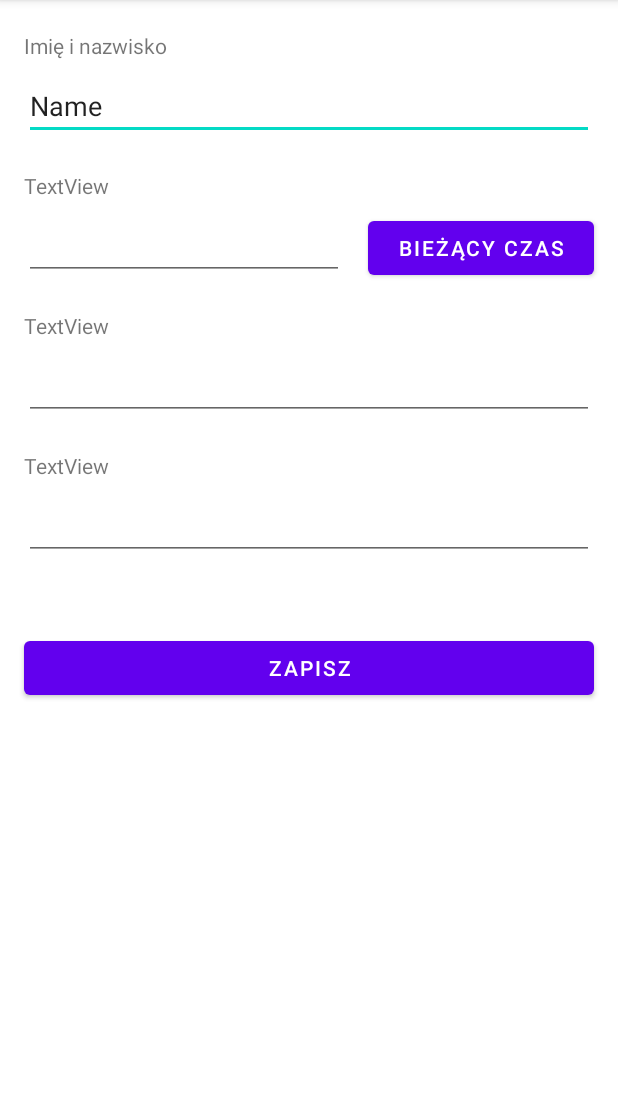
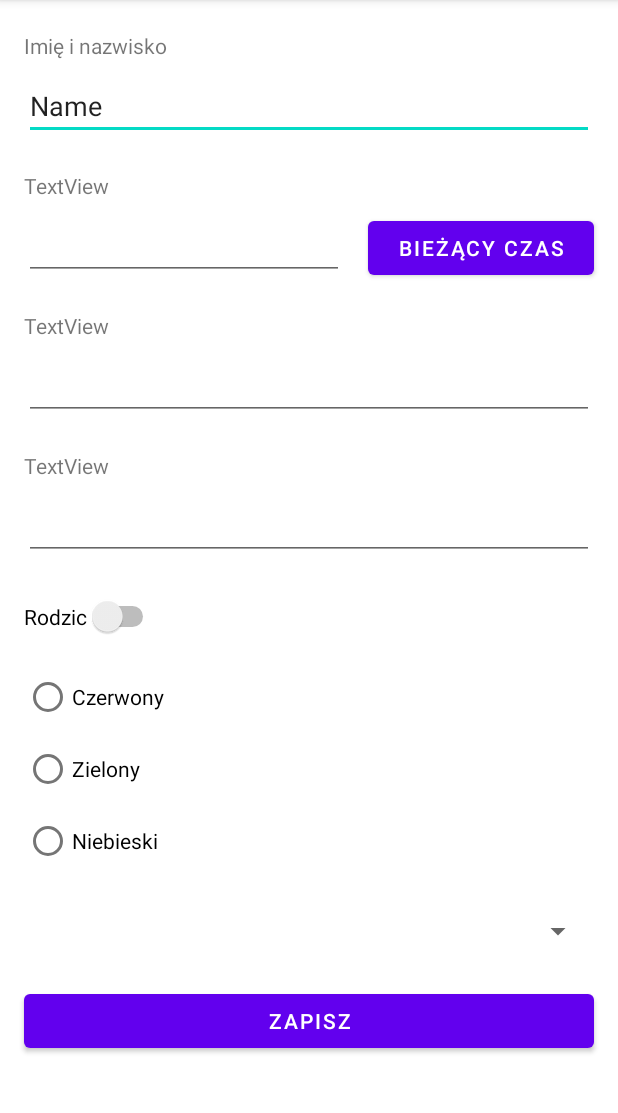
Before and after one commit to record-it/techelf-android-course, an Android app: the ConstraintLayoutActivity screen opened directly, with no data from a screen before it, on a phone screen of 412 x 824 dp, the part 84-1197 px from its top. Run offline under Robolectric (Android 15) with nearby library versions, the phone set to English and light mode, and no system bars.

Commit message:
spinner, switch, radio group

```diff
--- a/app/src/main/res/layout/activity_constraint_layout.xml
+++ b/app/src/main/res/layout/activity_constraint_layout.xml
@@ -10,11 +10,12 @@
         android:id="@+id/button"
         android:layout_width="0dp"
         android:layout_height="wrap_content"
-        android:layout_marginTop="48dp"
+        android:layout_marginTop="24dp"
         android:text="@string/constraint_layout_label_button_submit"
         app:layout_constraintEnd_toStartOf="@+id/guideline3"
+        app:layout_constraintHorizontal_bias="0.0"
         app:layout_constraintStart_toStartOf="@+id/guideline2"
-        app:layout_constraintTop_toBottomOf="@+id/editTextPhone" />
+        app:layout_constraintTop_toBottomOf="@+id/spinner" />
 
     <androidx.constraintlayout.widget.Guideline
         android:id="@+id/guideline2"
@@ -126,4 +127,49 @@
         app:layout_constraintBottom_toTopOf="@+id/editTextPhone"
         app:layout_constraintStart_toStartOf="@+id/editTextPhone" />
 
+    <Switch
+        android:id="@+id/switch1"
+        android:layout_width="wrap_content"
+        android:layout_height="wrap_content"
+        android:layout_marginTop="24dp"
+        android:text="Rodzic"
+        app:layout_constraintStart_toStartOf="@+id/guideline2"
+        app:layout_constraintTop_toBottomOf="@+id/editTextPhone" />
+
+    <RadioGroup
+        android:id="@+id/radioGroup"
+        android:layout_width="0dp"
+        android:layout_height="wrap_content"
+        android:layout_marginTop="16dp"
+        app:layout_constraintEnd_toStartOf="@+id/guideline3"
+        app:layout_constraintStart_toStartOf="@+id/guideline2"
+        app:layout_constraintTop_toBottomOf="@+id/switch1">
+
+        <RadioButton
+            android:layout_width="match_parent"
+            android:layout_height="wrap_content"
+            android:text="Czerwony"></RadioButton>
+
+        <RadioButton
+            android:layout_width="match_parent"
+            android:layout_height="wrap_content"
+            android:text="Zielony"></RadioButton>
+
+        <RadioButton
+            android:layout_width="match_parent"
+            android:layout_height="wrap_content"
+            android:text="Niebieski"></RadioButton>
+    </RadioGroup>
+
+    <Spinner
+        android:id="@+id/spinner"
+        android:layout_width="0dp"
+        android:layout_height="wrap_content"
+        android:layout_marginTop="24dp"
+        app:layout_constraintEnd_toStartOf="@+id/guideline3"
+        app:layout_constraintHorizontal_bias="0.0"
+        app:layout_constraintStart_toStartOf="@+id/guideline2"
+        app:layout_constraintTop_toBottomOf="@+id/radioGroup" />
+
+
 </androidx.constraintlayout.widget.ConstraintLayout>
```
